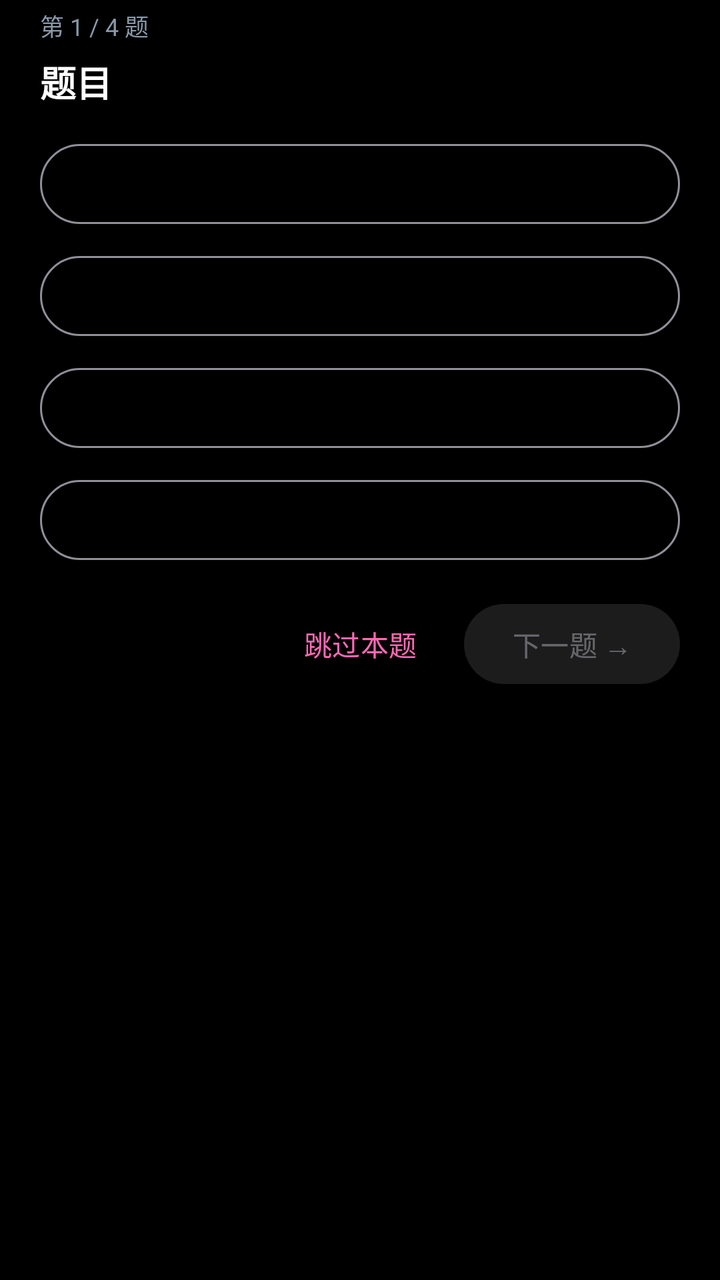
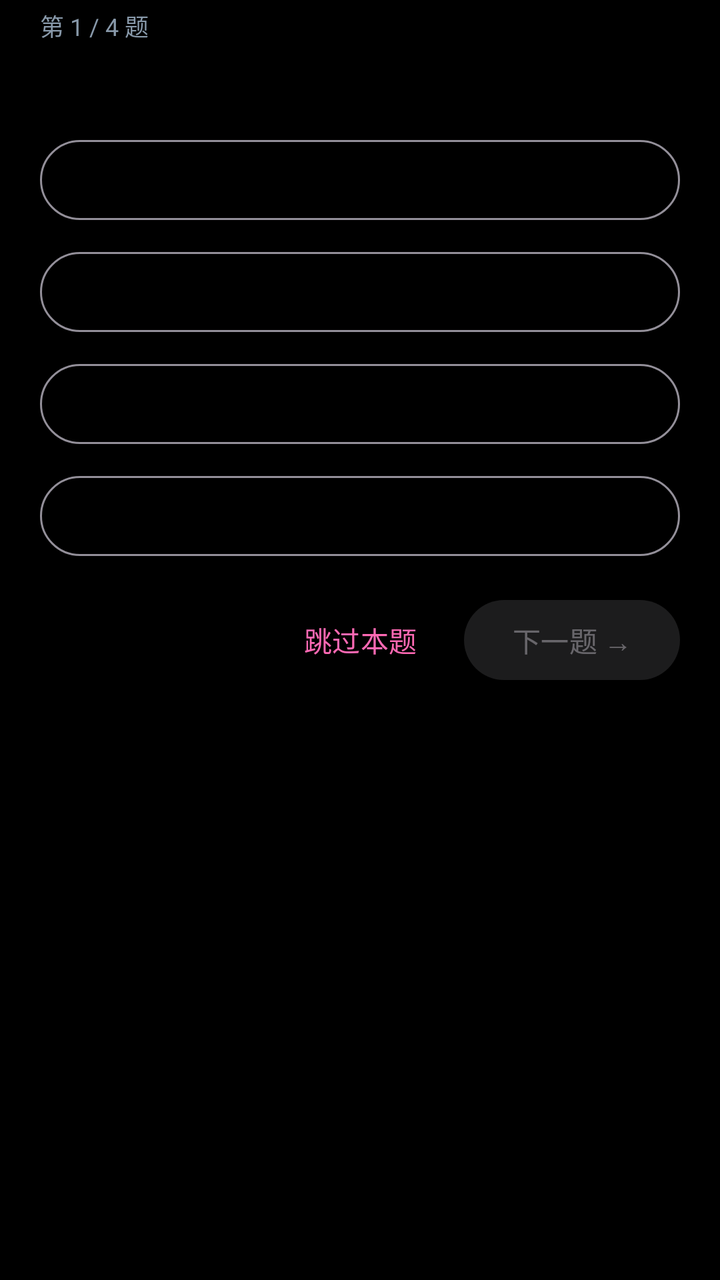

Compare the two renders of this Android layout. The source of the first and the diff that turns it into the second are given below.
<!-- AndroidManifest.xml: application theme Theme.Electronic -->
<!-- res/layout/dialog_quiz.xml -->
<?xml version="1.0" encoding="utf-8"?>
<ScrollView xmlns:android="http://schemas.android.com/apk/res/android"
    android:layout_width="match_parent"
    android:layout_height="wrap_content"
    android:fillViewport="true"
    android:scrollbars="vertical">

<LinearLayout
    android:layout_width="match_parent"
    android:layout_height="wrap_content"
    android:orientation="vertical"
    android:paddingHorizontal="20dp"
    android:paddingTop="4dp"
    android:paddingBottom="8dp">

    <TextView
        android:id="@+id/tv_quiz_progress"
        android:layout_width="wrap_content"
        android:layout_height="wrap_content"
        android:text="第 1 / 4 题"
        android:textColor="#FF8899AA"
        android:textSize="12sp" />

    <TextView
        android:id="@+id/tv_quiz_question"
        android:layout_width="match_parent"
        android:layout_height="wrap_content"
        android:layout_marginTop="6dp"
        android:lineSpacingExtra="4dp"
        android:text="题目"
        android:textColor="#FFFFFFFF"
        android:textSize="18sp"
        android:textStyle="bold" />

    <LinearLayout
        android:id="@+id/ll_quiz_options"
        android:layout_width="match_parent"
        android:layout_height="wrap_content"
        android:layout_marginTop="14dp"
        android:orientation="vertical">

        <com.google.android.material.button.MaterialButton
            android:id="@+id/btn_opt_0"
            style="@style/Widget.Material3.Button.OutlinedButton"
            android:layout_width="match_parent"
            android:layout_height="wrap_content"
            android:gravity="start|center_vertical"
            android:minHeight="48dp"
            android:textAllCaps="false"
            android:textSize="15sp" />

        <com.google.android.material.button.MaterialButton
            android:id="@+id/btn_opt_1"
            style="@style/Widget.Material3.Button.OutlinedButton"
            android:layout_width="match_parent"
            android:layout_height="wrap_content"
            android:layout_marginTop="8dp"
            android:gravity="start|center_vertical"
            android:minHeight="48dp"
            android:textAllCaps="false"
            android:textSize="15sp" />

        <com.google.android.material.button.MaterialButton
            android:id="@+id/btn_opt_2"
            style="@style/Widget.Material3.Button.OutlinedButton"
            android:layout_width="match_parent"
            android:layout_height="wrap_content"
            android:layout_marginTop="8dp"
            android:gravity="start|center_vertical"
            android:minHeight="48dp"
            android:textAllCaps="false"
            android:textSize="15sp" />

        <com.google.android.material.button.MaterialButton
            android:id="@+id/btn_opt_3"
            style="@style/Widget.Material3.Button.OutlinedButton"
            android:layout_width="match_parent"
            android:layout_height="wrap_content"
            android:layout_marginTop="8dp"
            android:gravity="start|center_vertical"
            android:minHeight="48dp"
            android:textAllCaps="false"
            android:textSize="15sp" />
    </LinearLayout>

    <TextView
        android:id="@+id/tv_quiz_feedback"
        android:layout_width="match_parent"
        android:layout_height="wrap_content"
        android:layout_marginTop="10dp"
        android:lineSpacingExtra="3dp"
        android:textColor="#FFFFD700"
        android:textSize="14sp"
        android:visibility="gone" />

    <LinearLayout
        android:layout_width="match_parent"
        android:layout_height="wrap_content"
        android:layout_marginTop="14dp"
        android:gravity="end|center_vertical"
        android:orientation="horizontal">

        <com.google.android.material.button.MaterialButton
            android:id="@+id/btn_quiz_skip"
            style="@style/Widget.Material3.Button.TextButton"
            android:layout_width="wrap_content"
            android:layout_height="wrap_content"
            android:text="跳过本题"
            android:textAllCaps="false" />

        <com.google.android.material.button.MaterialButton
            android:id="@+id/btn_quiz_next"
            android:layout_width="wrap_content"
            android:layout_height="wrap_content"
            android:layout_marginStart="8dp"
            android:enabled="false"
            android:text="下一题 →"
            android:textAllCaps="false" />
    </LinearLayout>
</LinearLayout>

</ScrollView>
<!-- resources referenced by this layout -->
<resources>
  <style name="Theme.Electronic" parent="Base.Theme.Electronic" />
  <style name="Base.Theme.Electronic" parent="Theme.Material3.Dark.NoActionBar">
          
          <item name="android:windowBackground">@android:color/black</item>
  
          
          <item name="colorPrimary">@color/romantic_pink</item>
          <item name="colorOnPrimary">@color/white</item>
          <item name="colorSecondary">@color/gold</item>
          <item name="colorOnSecondary">@color/black</item>
          <item name="colorSecondaryContainer">#3DFF69B4</item>
          <item name="colorOnSecondaryContainer">@color/gold</item>
          
          <item name="colorControlActivated">@color/romantic_pink</item>
          <item name="colorControlNormal">@color/text_secondary</item>
  
          
          <item name="android:statusBarColor">@android:color/transparent</item>
          <item name="android:navigationBarColor">@android:color/transparent</item>
          <item name="android:windowLightStatusBar">false</item>
  
          
          <item name="materialAlertDialogTheme">@style/RomanticDialog</item>
      </style>
  <color name="romantic_pink">#FFFF69B4</color>
  <color name="white">#FFFFFFFF</color>
  <color name="gold">#FFFFD700</color>
  <color name="black">#FF000000</color>
  <color name="text_secondary">#B3FFFFFF</color>
  <style name="RomanticDialog" parent="ThemeOverlay.Material3.MaterialAlertDialog">
          <item name="shapeAppearanceOverlay">@style/RomanticDialogShape</item>
      </style>
  <style name="RomanticDialogShape" parent="">
          <item name="cornerFamily">rounded</item>
          <item name="cornerSize">20dp</item>
      </style>
</resources>

<!-- the commit's change to res/layout/dialog_quiz.xml (unified diff, before → after) -->
@@ -27,7 +27,6 @@
         android:layout_height="wrap_content"
         android:layout_marginTop="6dp"
         android:lineSpacingExtra="4dp"
-        android:text="题目"
         android:textColor="#FFFFFFFF"
         android:textSize="18sp"
         android:textStyle="bold" />
